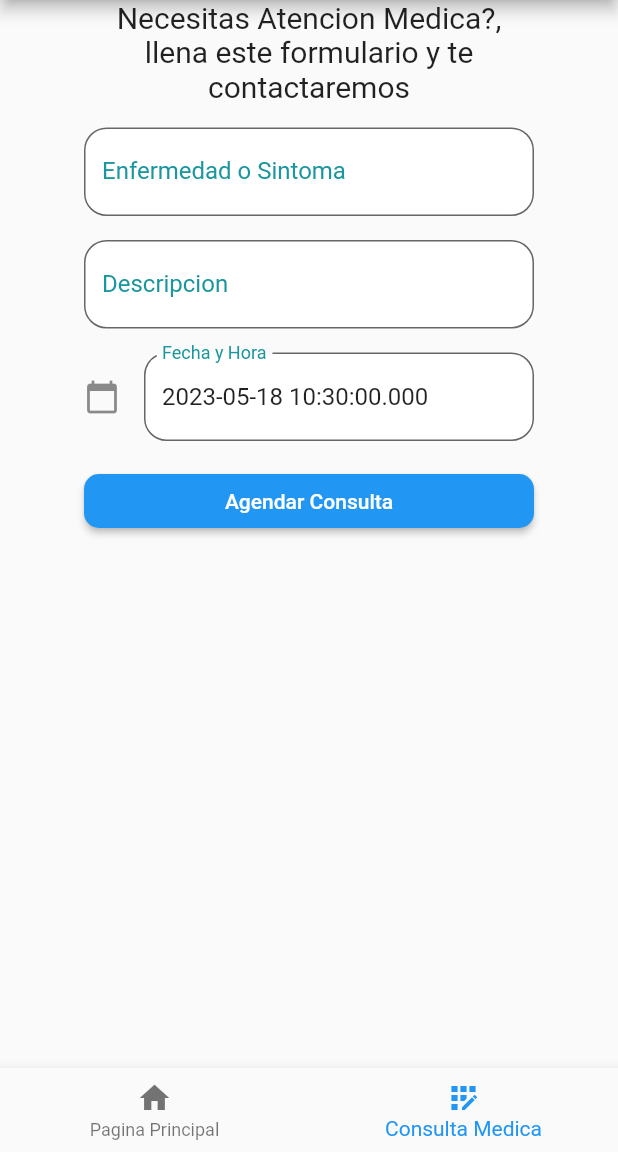
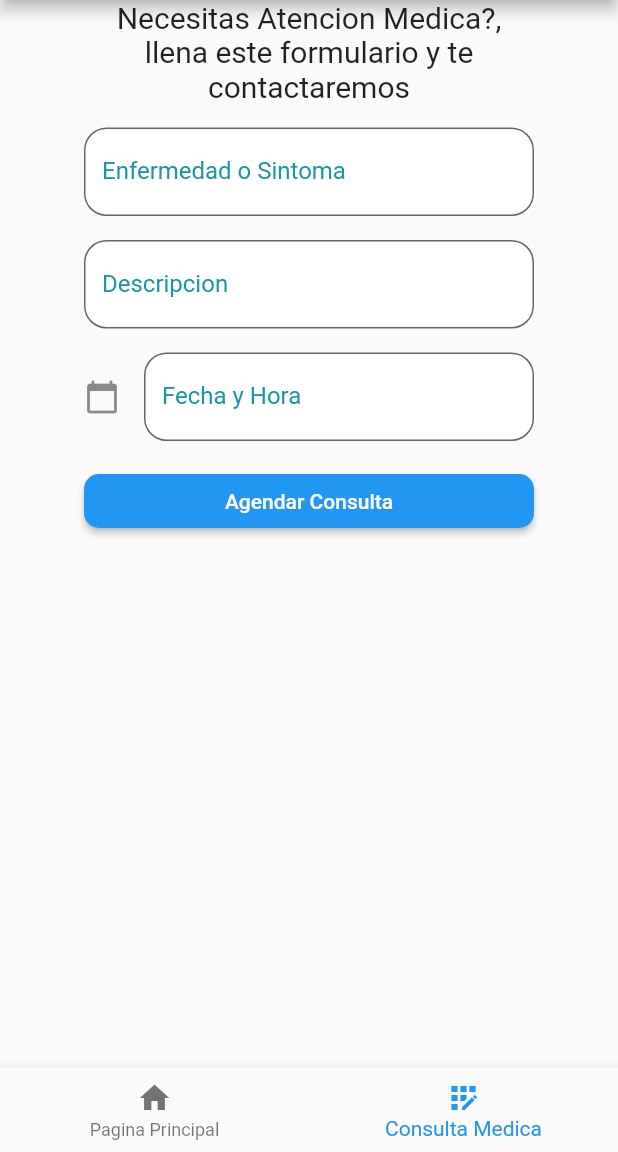
Before and after one commit to ShacoSZ/prueba, a Flutter app: the screen it shows once a user with an empty profile is signed in, item 2 of the bottom bar chosen, on a phone screen of 412 x 824 dp, the part 84-1236 px from its top. Run offline on Flutter 3.47's test engine with Material 2 defaults, Android fonts, the light colour scheme and no system bars; our stand-ins replace carousel_slider, firebase_auth, firebase_core; accounts and stored records are empty.

Commit message:
error mostrar fecha actual al entrar fixed

```diff
--- a/lib/screens/ConsultationMedicalPage.dart
+++ b/lib/screens/ConsultationMedicalPage.dart
@@ -31,7 +31,7 @@ class _favoritepageState extends State<FavoritePage> {
   @override
   void initState() {
     super.initState();
-    _dateController.text = DateTime.now().toString();
+    _dateController.text = '';
   }
 
   @override
```
